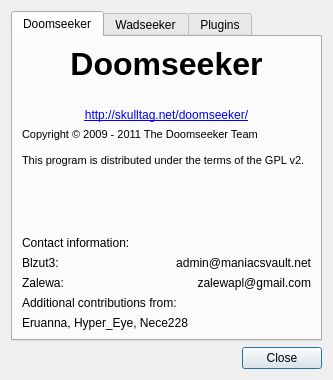
The window that src/core/gui/aboutDlg.ui (Destroyerrrocket/doomseeker-unofficial) describes before a commit, drawn with Qt 5.
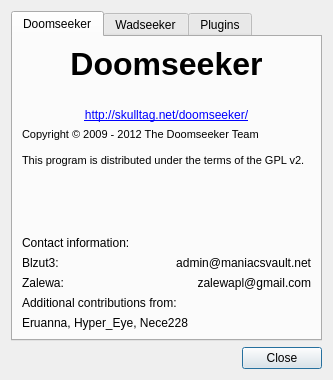
The same window after the commit.

Commit message: - Changed the year span for Doomseeker in the Doomseeker's about dialog to 2009 - 2012.

Patch:
```diff
--- a/src/core/gui/aboutDlg.ui
+++ b/src/core/gui/aboutDlg.ui
@@ -100,10 +100,10 @@
           <string>&lt;!DOCTYPE HTML PUBLIC &quot;-//W3C//DTD HTML 4.0//EN&quot; &quot;http://www.w3.org/TR/REC-html40/strict.dtd&quot;&gt;
 &lt;html&gt;&lt;head&gt;&lt;meta name=&quot;qrichtext&quot; content=&quot;1&quot; /&gt;&lt;style type=&quot;text/css&quot;&gt;
 p, li { white-space: pre-wrap; }
-&lt;/style&gt;&lt;/head&gt;&lt;body style=&quot; font-family:'Ubuntu'; font-size:9pt; font-weight:400; font-style:normal;&quot;&gt;
-&lt;p style=&quot; margin-top:0px; margin-bottom:0px; margin-left:0px; margin-right:0px; -qt-block-indent:0; text-indent:0px;&quot;&gt;&lt;span style=&quot; font-family:'MS Shell Dlg 2'; font-size:8pt;&quot;&gt;Copyright © 2009 - 2011 The Doomseeker Team&lt;/span&gt;&lt;/p&gt;
-&lt;p style=&quot;-qt-paragraph-type:empty; margin-top:0px; margin-bottom:0px; margin-left:0px; margin-right:0px; -qt-block-indent:0; text-indent:0px; font-family:'MS Shell Dlg 2'; font-size:8pt;&quot;&gt;&lt;/p&gt;
-&lt;p style=&quot; margin-top:0px; margin-bottom:0px; margin-left:0px; margin-right:0px; -qt-block-indent:0; text-indent:0px;&quot;&gt;&lt;span style=&quot; font-family:'MS Shell Dlg 2'; font-size:8pt;&quot;&gt;This program is distributed under the terms of the GPL v2.&lt;/span&gt;&lt;/p&gt;&lt;/body&gt;&lt;/html&gt;</string>
+&lt;/style&gt;&lt;/head&gt;&lt;body style=&quot; font-family:'MS Shell Dlg 2'; font-size:8.25pt; font-weight:400; font-style:normal;&quot;&gt;
+&lt;p style=&quot; margin-top:0px; margin-bottom:0px; margin-left:0px; margin-right:0px; -qt-block-indent:0; text-indent:0px;&quot;&gt;&lt;span style=&quot; font-size:8pt;&quot;&gt;Copyright © 2009 - 2012 The Doomseeker Team&lt;/span&gt;&lt;/p&gt;
+&lt;p style=&quot;-qt-paragraph-type:empty; margin-top:0px; margin-bottom:0px; margin-left:0px; margin-right:0px; -qt-block-indent:0; text-indent:0px; font-size:8pt;&quot;&gt;&lt;/p&gt;
+&lt;p style=&quot; margin-top:0px; margin-bottom:0px; margin-left:0px; margin-right:0px; -qt-block-indent:0; text-indent:0px;&quot;&gt;&lt;span style=&quot; font-size:8pt;&quot;&gt;This program is distributed under the terms of the GPL v2.&lt;/span&gt;&lt;/p&gt;&lt;/body&gt;&lt;/html&gt;</string>
          </property>
          <property name="alignment">
           <set>Qt::AlignBottom|Qt::AlignLeading|Qt::AlignLeft</set>
```
